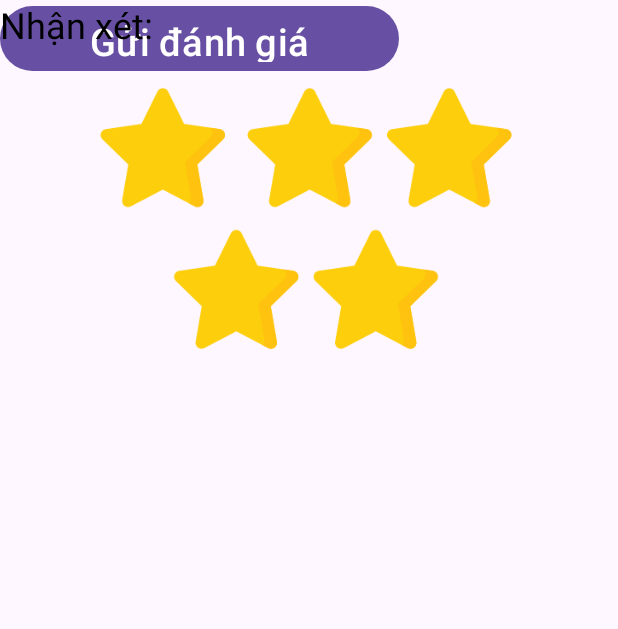
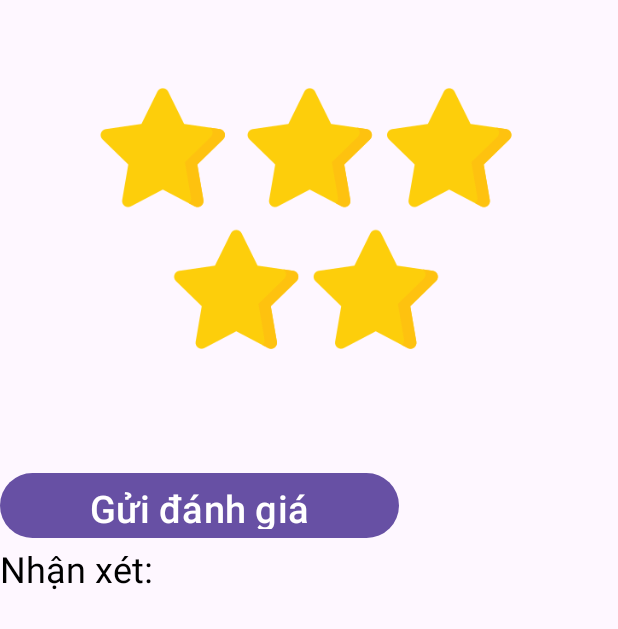
Before and after one commit to Mobile-Internship-2023-Org/Mobile-Internship-2023-Repo-FE, an Android app: the DanhGiaActivity screen opened directly, with no data from a screen before it, on a phone screen of 412 x 824 dp. Shown: the top 629 px of the screen. Run offline under Robolectric (Android 15) with nearby library versions, the phone set to English and light mode, and no system bars.

Commit message:
Thêm activity_danh_gia.xml

```diff
--- a/app/src/main/res/layout/activity_danh_gia.xml
+++ b/app/src/main/res/layout/activity_danh_gia.xml
@@ -1,10 +1,12 @@
 <?xml version="1.0" encoding="utf-8"?>
-<androidx.constraintlayout.widget.ConstraintLayout xmlns:android="http://schemas.android.com/apk/res/android"
+<LinearLayout xmlns:android="http://schemas.android.com/apk/res/android"
     xmlns:app="http://schemas.android.com/apk/res-auto"
     xmlns:tools="http://schemas.android.com/tools"
     android:layout_width="match_parent"
     android:layout_height="match_parent"
-    tools:context=".activities.DanhGiaActivity">
+    tools:context=".activities.DanhGiaActivity"
+    android:orientation="vertical"
+    >
 
     <ImageView
         android:layout_width="408dp"
@@ -46,4 +48,4 @@
         tools:layout_editor_absoluteX="6dp"
         tools:layout_editor_absoluteY="371dp" />
 
-</androidx.constraintlayout.widget.ConstraintLayout>
+</LinearLayout>
```
